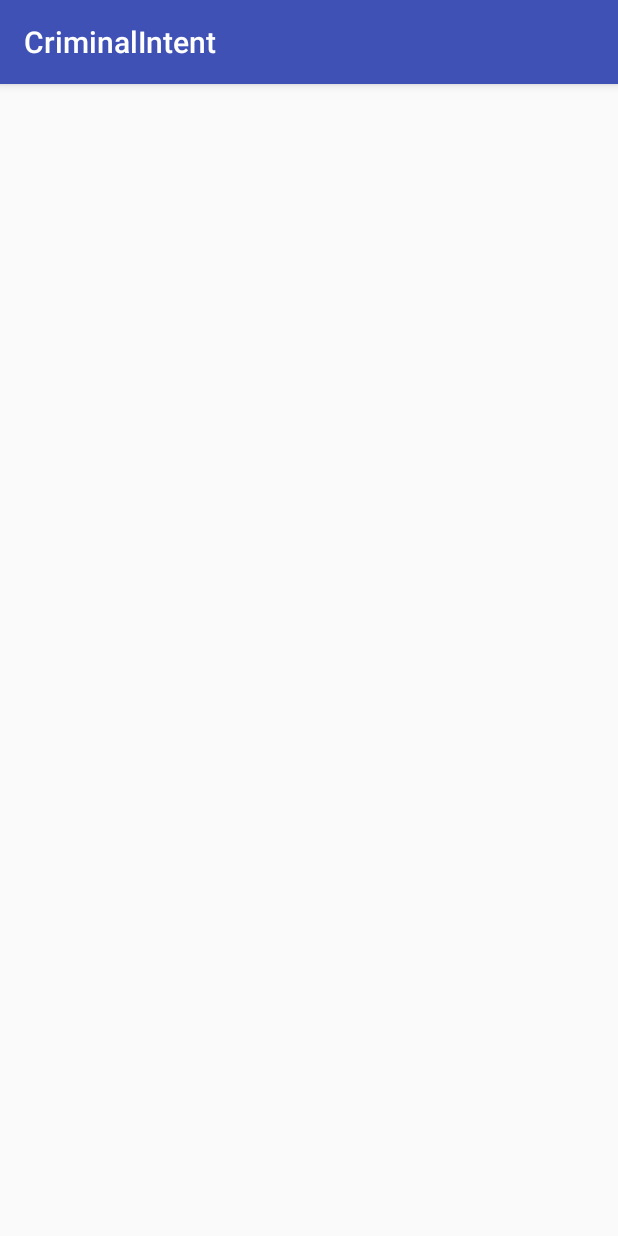
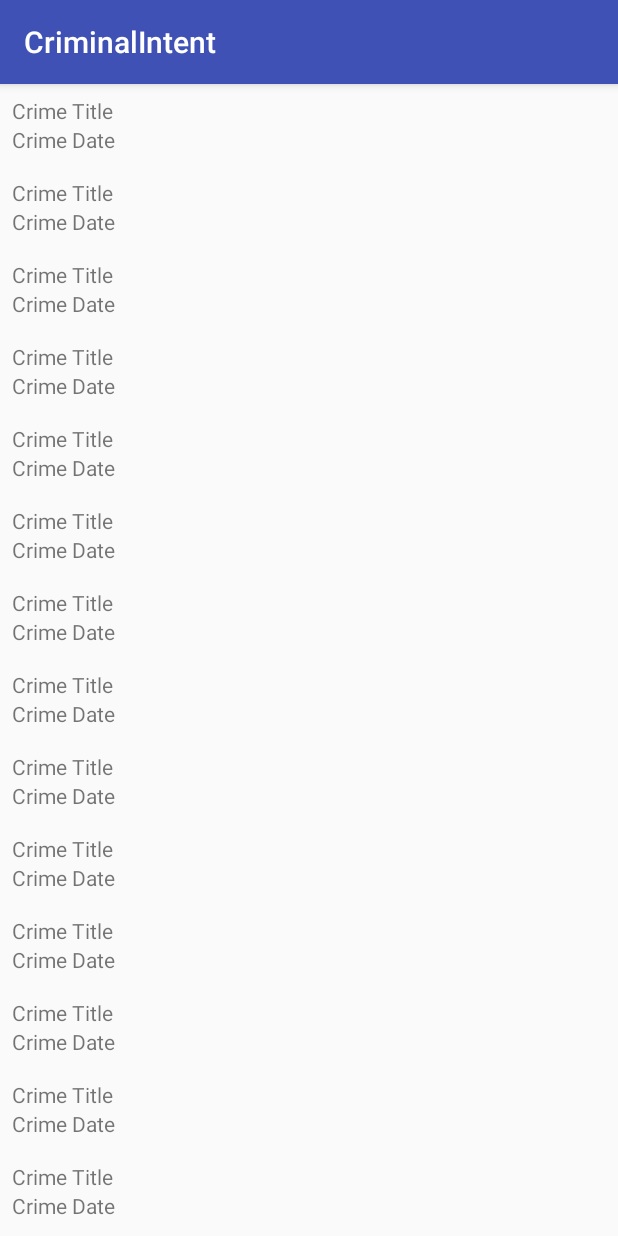
Before and after one commit to michaelpurdyatbucks/CriminalIntent, an Android app: the screen it shows after launch (CrimeListActivity), on a phone screen of 412 x 824 dp. Run offline under Robolectric (Android 15) with nearby library versions, the phone set to English and light mode, and no system bars.

Commit message:
Fixing some things, forgot to call updateUI, fixing spacing of each Crime

```diff
--- a/app/src/main/java/com/bignerdranch/android/criminalintent/CrimeListFragment.java
+++ b/app/src/main/java/com/bignerdranch/android/criminalintent/CrimeListFragment.java
@@ -25,6 +25,8 @@ public class CrimeListFragment extends Fragment
 
         mCrimeRecyclerView = (RecyclerView) view.findViewById(R.id.crime_recycler_view);
         mCrimeRecyclerView.setLayoutManager(new LinearLayoutManager(getActivity()));
+
+        updateUI();
 
         return view;
     }
--- a/app/src/main/res/layout/list_item_crime.xml
+++ b/app/src/main/res/layout/list_item_crime.xml
@@ -2,7 +2,7 @@
 <LinearLayout
     xmlns:android="http://schemas.android.com/apk/res/android"
     android:layout_width="match_parent"
-    android:layout_height="match_parent"
+    android:layout_height="wrap_content"
     android:orientation="vertical"
     android:padding="8dp">
 
```
